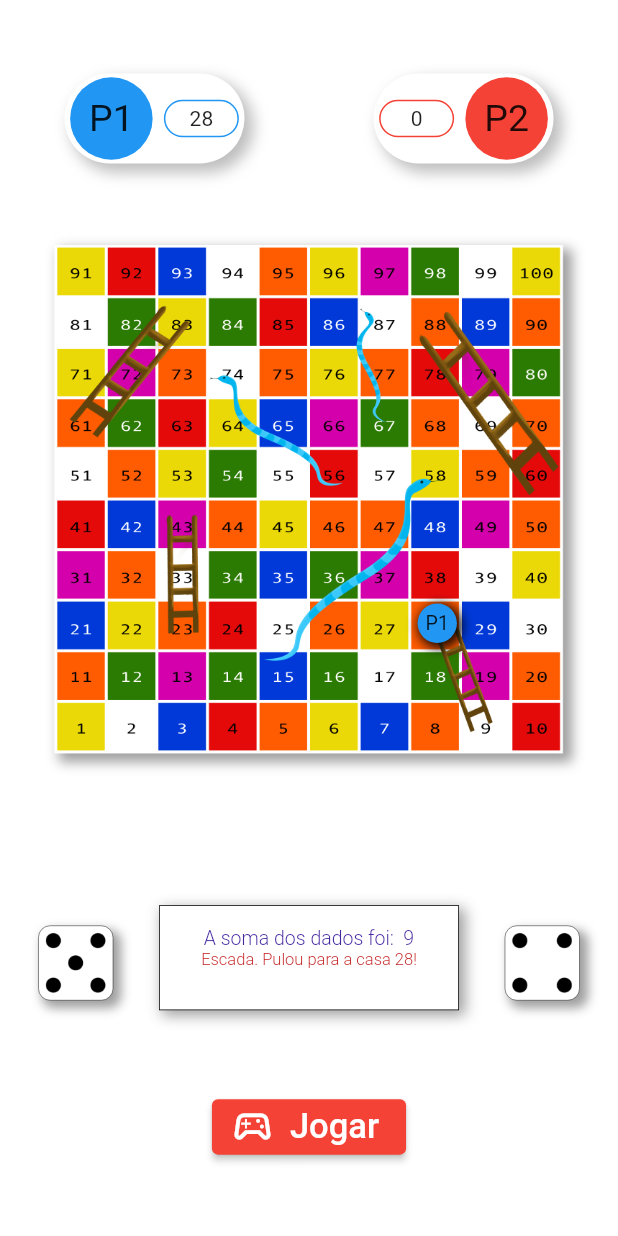
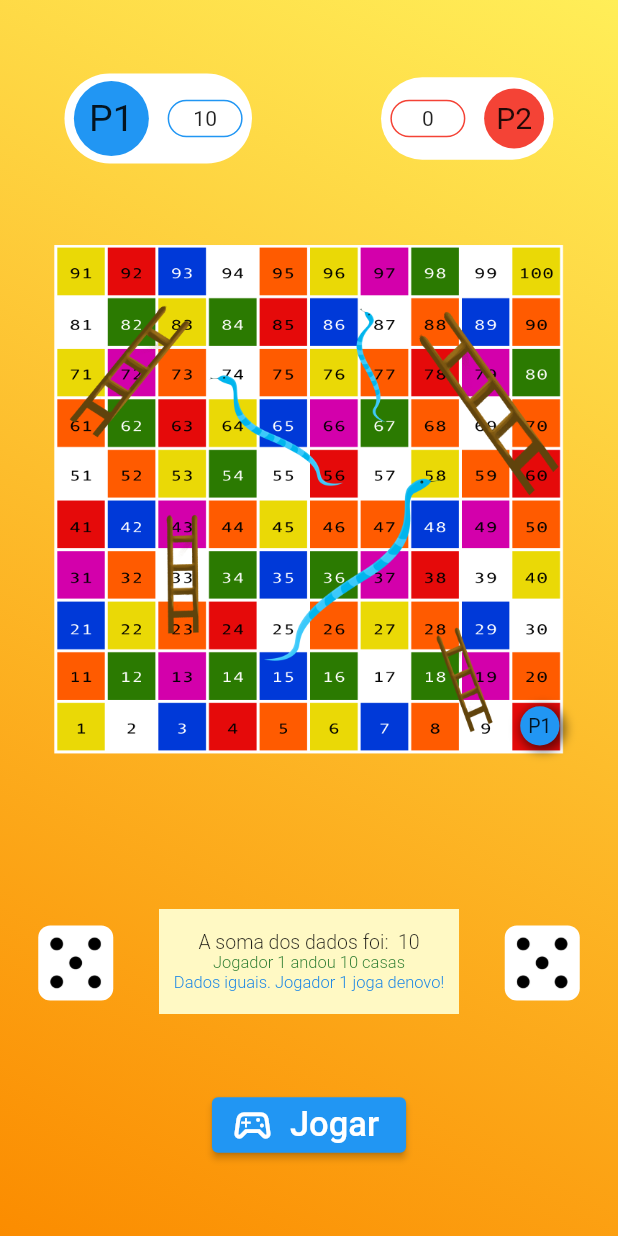
Before and after one commit to renatolealdev/teste_escribo_2, a Flutter app: the screen it shows after launch, after a tap on "Jogar", on a phone screen of 412 x 824 dp. Run offline on Flutter 3.47's test engine with Material 2 defaults, Android fonts, the phone set to English and light mode, and no system bars; our stand-ins replace flutter_mobx, google_fonts, mobx; generated files the repository leaves out were written again; Roboto replaces fonts that are missing (Galindo, Oxygen).

Commit message:
Updates/Add Animations

```diff
--- a/lib/components/board.dart
+++ b/lib/components/board.dart
@@ -34,7 +34,7 @@ class BoardGame extends StatelessWidget {
                       borderRadius: BorderRadius.circular(25),
                       boxShadow: [
                         BoxShadow(
-                          color: Colors.black87,
+                          color: Colors.black54,
                           offset: Offset(2, 2),
                           blurRadius: 5,
                           spreadRadius: 2,
@@ -58,7 +58,7 @@ class BoardGame extends StatelessWidget {
                       borderRadius: BorderRadius.circular(25),
                       boxShadow: [
                         BoxShadow(
-                          color: Colors.black87,
+                          color: Colors.black54,
                           offset: Offset(2, 2),
                           blurRadius: 5,
                           spreadRadius: 2,
--- a/lib/components/card_players.dart
+++ b/lib/components/card_players.dart
@@ -1,8 +1,11 @@
 // ignore_for_file: prefer_const_constructors
 
 import 'package:flutter/material.dart';
+import 'package:flutter_mobx/flutter_mobx.dart';
 import 'package:google_fonts/google_fonts.dart';
+import 'package:provider/provider.dart';
 import 'package:teste_escribo_2/components/marcadores.dart';
+import '../store/snakes_leaders.dart';
 
 class CardPlayers extends StatelessWidget {
   final String player;
@@ -14,37 +17,39 @@ class CardPlayers extends StatelessWidget {
 
   @override
   Widget build(BuildContext context) {
+    final store = Provider.of<CobrasEscadas>(context);
     return Container(
       width: 120,
       height: 60,
       decoration: BoxDecoration(
         color: Colors.white,
         borderRadius: BorderRadius.circular(50),
-        boxShadow: [
-          BoxShadow(
-            color: Colors.grey.shade400,
-            offset: Offset(5, 5),
-            blurRadius: 8,
-            spreadRadius: 1,
-          ),
-        ],
       ),
       child: player == "1"
           ? Row(
               mainAxisAlignment: MainAxisAlignment.spaceAround,
               children: [
-                Container(
-                  width: 55,
-                  height: 55,
+                Observer(
+                  builder: (_) => AnimatedContainer(
+                    curve: Curves.elasticInOut,
+                    duration: Duration(milliseconds: 900),
+                    width: store.vezJogador == 1 ? 50 : 40,
+                    height: store.vezJogador == 1 ? 50 : 40,
                     decoration: BoxDecoration(
                       color: Colors.blue,
                       borderRadius: BorderRadius.circular(30),
                     ),
                     child: Center(
+                      child: AnimatedScale(
+                        scale: store.vezJogador == 1 ? 1.0 : 0.8,
+                        curve: Curves.elasticInOut,
+                        duration: Duration(milliseconds: 900),
                         child: Text(
                           "P1",
                           style: GoogleFonts.galindo(
                             fontSize: 25,
+                          ),
+                        ),
                       ),
                     ),
                   ),
@@ -72,18 +77,27 @@ class CardPlayers extends StatelessWidget {
                   ),
                   child: MarcadorPosicaoP2(),
                 ),
-                Container(
-                  width: 55,
-                  height: 55,
+                Observer(
+                  builder: (_) => AnimatedContainer(
+                    curve: Curves.elasticInOut,
+                    duration: Duration(milliseconds: 900),
+                    width: store.vezJogador == 2 ? 50 : 40,
+                    height: store.vezJogador == 2 ? 50 : 40,
                     decoration: BoxDecoration(
                       color: Colors.red,
                       borderRadius: BorderRadius.circular(30),
                     ),
                     child: Center(
+                      child: AnimatedScale(
+                        scale: store.vezJogador == 2 ? 1.0 : 0.8,
+                        curve: Curves.elasticInOut,
+                        duration: Duration(milliseconds: 900),
                         child: Text(
                           "P2",
                           style: GoogleFonts.galindo(
                             fontSize: 25,
+                          ),
+                        ),
                       ),
                     ),
                   ),
--- a/lib/components/dado1.dart
+++ b/lib/components/dado1.dart
@@ -11,21 +11,22 @@ class Dado1 extends StatelessWidget {
     final store = Provider.of<CobrasEscadas>(context);
     return Observer(
       builder: (_) => Container(
+        padding: EdgeInsets.all(4),
         margin: EdgeInsets.all(10),
         width: 50,
         height: 50,
         decoration: BoxDecoration(
           color: Colors.white,
-          border: Border.all(width: 0.3),
+          // border: Border.all(width: 0.3),
           borderRadius: BorderRadius.circular(8),
-          boxShadow: [
-            BoxShadow(
-              color: Colors.grey.shade500,
-              offset: Offset(4, 4),
-              blurRadius: 5,
-              spreadRadius: 1,
-            ),
-          ],
+          // boxShadow: [
+          //   BoxShadow(
+          //     color: Colors.grey.shade500,
+          //     offset: Offset(4, 4),
+          //     blurRadius: 5,
+          //     spreadRadius: 1,
+          //   ),
+          // ],
         ),
         child: Image.asset('assets/dado${store.dado1.toString()}.png'),
       ),
--- a/lib/components/dado2.dart
+++ b/lib/components/dado2.dart
@@ -2,7 +2,6 @@
 
 import 'package:flutter/material.dart';
 import 'package:flutter_mobx/flutter_mobx.dart';
-import 'package:mobx/mobx.dart';
 import 'package:provider/provider.dart';
 import '../store/snakes_leaders.dart';
 
@@ -14,21 +13,22 @@ class Dado2 extends StatelessWidget {
     final store = Provider.of<CobrasEscadas>(context);
     return Observer(
       builder: (_) => Container(
+        padding: EdgeInsets.all(4),
         margin: EdgeInsets.all(10),
         width: 50,
         height: 50,
         decoration: BoxDecoration(
           color: Colors.white,
-          border: Border.all(width: 0.3),
+          // border: Border.all(width: 0.3),
           borderRadius: BorderRadius.circular(8),
-          boxShadow: [
-            BoxShadow(
-              color: Colors.grey.shade500,
-              offset: Offset(4, 4),
-              blurRadius: 5,
-              spreadRadius: 1,
-            ),
-          ],
+          // boxShadow: [
+          //   BoxShadow(
+          //     color: Colors.grey.shade500,
+          //     offset: Offset(4, 4),
+          //     blurRadius: 5,
+          //     spreadRadius: 1,
+          //   ),
+          // ],
         ),
         child: Image.asset('assets/dado${store.dado2.toString()}.png'),
       ),
--- a/lib/components/message_box.dart
+++ b/lib/components/message_box.dart
@@ -15,20 +15,11 @@ class MessageBox extends StatelessWidget {
     return Observer(
       builder: (_) => Container(
         padding: EdgeInsets.all(5),
-        margin: EdgeInsets.fromLTRB(5, 3, 5, 10),
+        margin: EdgeInsets.fromLTRB(5, 3, 5, 5),
         width: 200,
         height: 70,
         decoration: BoxDecoration(
-          color: Colors.white,
-          border: Border.all(width: 0.5),
-          boxShadow: [
-            BoxShadow(
-              color: Colors.grey.shade500,
-              offset: Offset(3, 3),
-              blurRadius: 7,
-              spreadRadius: 1,
-            ),
-          ],
+          color: Colors.yellow[100],
         ),
         child: Column(
           mainAxisAlignment: MainAxisAlignment.center,
@@ -41,7 +32,7 @@ class MessageBox extends StatelessWidget {
               style: GoogleFonts.oxygen(
                 fontSize: 13,
                 fontWeight: FontWeight.w300,
-                color: Colors.deepPurple[800],
+                color: Colors.black87,
               ),
             ),
             Text(
@@ -50,7 +41,7 @@ class MessageBox extends StatelessWidget {
               style: GoogleFonts.oxygen(
                 fontSize: 11,
                 fontWeight: FontWeight.w300,
-                color: Colors.red[800],
+                color: Colors.green[800],
               ),
             ),
             Text(
@@ -59,7 +50,7 @@ class MessageBox extends StatelessWidget {
               style: GoogleFonts.oxygen(
                 fontSize: 11,
                 fontWeight: FontWeight.w300,
-                color: Colors.red[800],
+                color: Colors.blue[600],
               ),
             ),
           ],
--- a/lib/store/snakes_leaders.dart
+++ b/lib/store/snakes_leaders.dart
@@ -1,4 +1,4 @@
-import 'dart:async';
+
 import 'package:mobx/mobx.dart';
 import 'dart:math';
 part 'snakes_leaders.g.dart';
@@ -6,6 +6,7 @@ part 'snakes_leaders.g.dart';
 class CobrasEscadas = _CobrasEscadas with _$CobrasEscadas;
 
 abstract class _CobrasEscadas with Store {
+
   @observable
   int positionP1 = 0;
 
@@ -34,12 +35,13 @@ abstract class _CobrasEscadas with Store {
   jogar() {
     alerta1 = "";
     alerta2 = "";
-    dado1 = 5; //Random().nextInt(6) + 1;
-    dado2 = 4; //Random().nextInt(6) + 1;
+    dado1 = Random().nextInt(6) + 1;
+    dado2 = Random().nextInt(6) + 1;
     somaDados = dado1 + dado2;
     vezJogador == 1 ? condicoesP1() : condicoesP2();
   }
 
+  @action
   reiniciarJogo() {
     positionP1 = 0;
     positionP2 = 0;
@@ -53,6 +55,7 @@ abstract class _CobrasEscadas with Store {
     jogar;
   }
 
+  @action
   condicoesP1() {
     if (positionP1 + somaDados == 9) {
       alerta1 = "Escada. Pulou para a casa 28!";
@@ -143,6 +146,7 @@ abstract class _CobrasEscadas with Store {
     }
   }
 
+  @action
   condicoesP2() {
     if (positionP2 + somaDados == 9) {
       alerta1 = "Escada. Pulou para a casa 28!";
--- a/lib/view/home_page.dart
+++ b/lib/view/home_page.dart
@@ -1,9 +1,12 @@
 // ignore_for_file: prefer_const_constructors
 
 import 'package:flutter/material.dart';
+import 'package:flutter_mobx/flutter_mobx.dart';
 import 'screens/top_view.dart';
 import 'screens/meddium_view.dart';
 import 'screens/bottom_view.dart';
+import 'package:teste_escribo_2/store/snakes_leaders.dart';
+import 'package:provider/provider.dart';
 
 class HomePage extends StatefulWidget {
   const HomePage({Key? key}) : super(key: key);
@@ -15,9 +18,40 @@ class HomePage extends StatefulWidget {
 class _HomePageState extends State<HomePage> {
   @override
   Widget build(BuildContext context) {
+    final store = Provider.of<CobrasEscadas>(context);
+
+    dynamic changeColorBegin() {
+      dynamic corBegin = store.positionP1 == 100
+          ? Colors.blue[200]
+          : store.positionP2 == 100
+              ? Colors.red[200]
+              : Colors.yellow[400];
+      return corBegin;
+    }
+
+    dynamic changeColorEnd() {
+      dynamic corEnd = store.positionP1 == 100
+          ? Colors.blue[600]
+          : store.positionP2 == 100
+              ? Colors.red[600]
+              : Colors.orange[600];
+      return corEnd;
+    }
+
     return Scaffold(
-      backgroundColor: Colors.white,
-      body: Column(
+      body: Observer(
+        builder: (_) => Container(
+          decoration: BoxDecoration(
+            gradient: LinearGradient(
+              begin: Alignment.topRight,
+              end: Alignment.bottomLeft,
+              colors: [
+                changeColorBegin(),
+                changeColorEnd(),
+              ],
+            ),
+          ),
+          child: Column(
             // ignore: prefer_const_literals_to_create_immutables
             children: [
               Expanded(
@@ -31,6 +65,8 @@ class _HomePageState extends State<HomePage> {
               ),
             ],
           ),
+        ),
+      ),
     );
   }
 }
--- a/lib/view/screens/bottom_view.dart
+++ b/lib/view/screens/bottom_view.dart
@@ -1,7 +1,6 @@
 // ignore_for_file: prefer_const_constructors, avoid_unnecessary_containers
 
 import 'package:flutter/material.dart';
-import 'package:flutter_mobx/flutter_mobx.dart';
 import 'package:teste_escribo_2/components/button.dart';
 import 'package:teste_escribo_2/components/dado1.dart';
 import 'package:teste_escribo_2/components/dado2.dart';
--- a/lib/view/screens/meddium_view.dart
+++ b/lib/view/screens/meddium_view.dart
@@ -14,14 +14,20 @@ class MeddiumView extends StatelessWidget {
         image: DecorationImage(
           image: AssetImage('assets/board_image.png'),
         ),
-        boxShadow: [
-          BoxShadow(
-            color: Colors.grey.shade500,
-            offset: Offset(4, 4),
-            blurRadius: 6,
-            spreadRadius: 1,
-          ),
-        ],
+        // boxShadow: [
+        //   BoxShadow(
+        //     color: Colors.lightGreen.shade400,
+        //     offset: Offset(4, 4),
+        //     blurRadius: 8,
+        //     spreadRadius: 1,
+        //   ),
+        //   BoxShadow(
+        //     color: Colors.yellow.shade100,
+        //     offset: Offset(-5, -5),
+        //     blurRadius: 8,
+        //     spreadRadius: 1,
+        //   ),
+        // ],
       ),
       width: 340,
       height: 340,
--- a/lib/view/screens/top_view.dart
+++ b/lib/view/screens/top_view.dart
@@ -1,21 +1,43 @@
 // ignore_for_file: prefer_const_constructors, prefer_const_literals_to_create_immutables
 
 import 'package:flutter/material.dart';
+import 'package:flutter_mobx/flutter_mobx.dart';
+import 'package:provider/provider.dart';
 import 'package:teste_escribo_2/components/card_players.dart';
+import 'package:teste_escribo_2/store/snakes_leaders.dart';
 
 class TopView extends StatelessWidget {
   const TopView({Key? key}) : super(key: key);
 
   @override
   Widget build(BuildContext context) {
+    final store = Provider.of<CobrasEscadas>(context);
     return Row(
       mainAxisAlignment: MainAxisAlignment.spaceAround,
       crossAxisAlignment: CrossAxisAlignment.center,
       children: [
-        CardPlayers(
-          player: "1",
+        Observer(
+          builder: (_) => AnimatedContainer(
+            curve: Curves.elasticInOut,
+            duration: Duration(milliseconds: 900),
+            width: store.vezJogador == 1 ? 125 : 115,
+            height: store.vezJogador == 1 ? 60 : 55,
+            child: CardPlayers(
+              player: "1",
+            ),
+          ),
         ),
-        CardPlayers(player: "2"),
+        Observer(
+          builder: (_) => AnimatedContainer(
+            curve: Curves.elasticInOut,
+            duration: Duration(milliseconds: 900),
+            width: store.vezJogador == 2 ? 125 : 115,
+            height: store.vezJogador == 2 ? 60 : 55,
+            child: CardPlayers(
+              player: "2",
+            ),
+          ),
+        ),
       ],
     );
   }
```
Also changed, not shown: lib/store/snakes_leaders.g.dart, 3 other files. Lines whose indentation alone changed are shown as unchanged.
